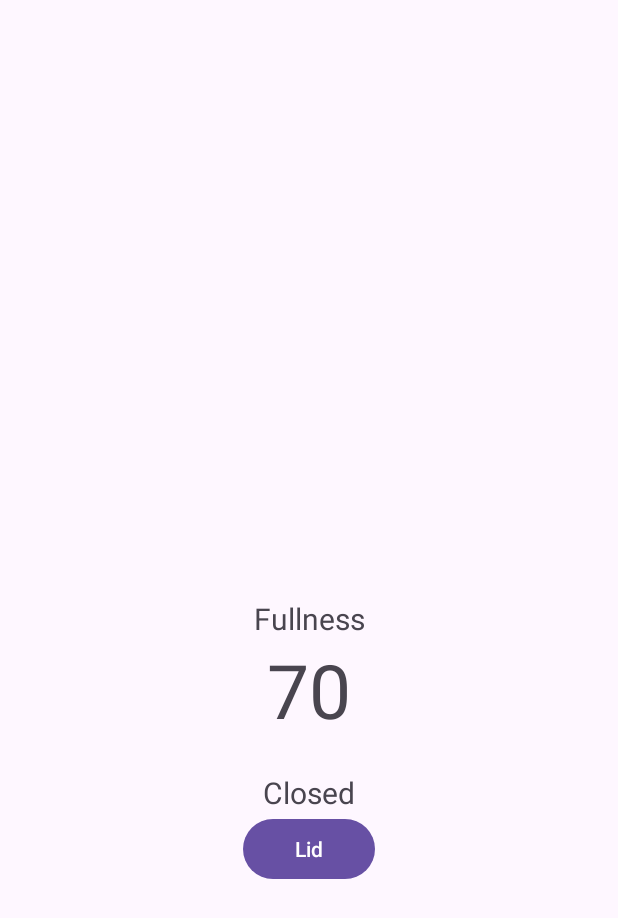
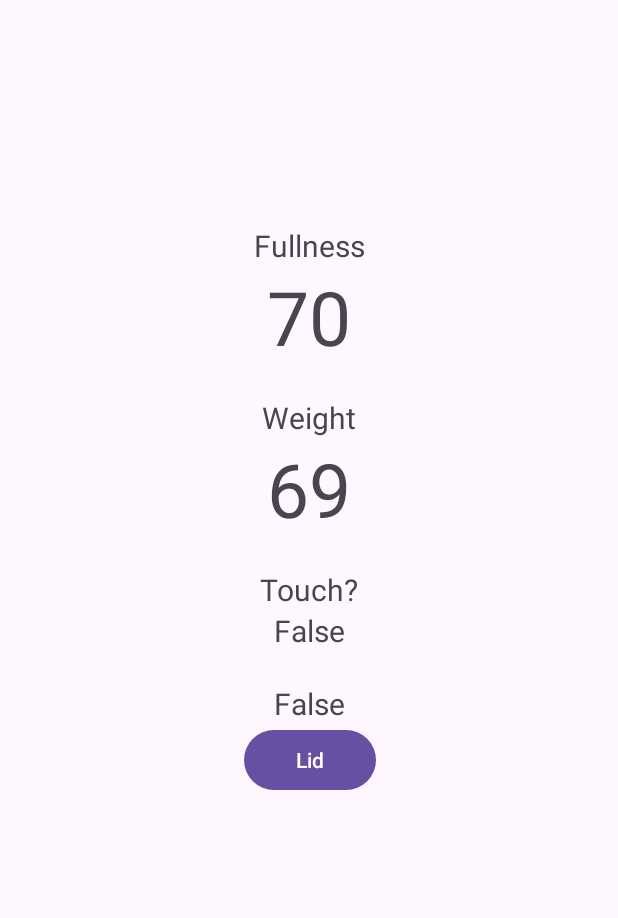
Before and after one commit to KaiserIrfan/iot-smart-waste-management-system, an Android app: the screen it shows after launch (MainActivity), on a phone screen of 412 x 824 dp. Shown: the top 918 px of the screen. Run offline under Robolectric (Android 15) with nearby library versions, the phone set to English and light mode, and no system bars; our stand-ins replace Firebase (no records; nobody signed in at launch, a user with empty details on screens opened directly).

Commit message:
Update Firebase access and display

```diff
--- a/Application/SmartBin/app/src/main/AndroidManifest.xml
+++ b/Application/SmartBin/app/src/main/AndroidManifest.xml
@@ -1,6 +1,8 @@
 <?xml version="1.0" encoding="utf-8"?>
 <manifest xmlns:android="http://schemas.android.com/apk/res/android"
     xmlns:tools="http://schemas.android.com/tools">
+
+    <uses-permission android:name="android.permission.INTERNET" />
 
     <application
         android:allowBackup="true"
--- a/Application/SmartBin/app/src/main/java/com/example/smartbin/MainActivity.java
+++ b/Application/SmartBin/app/src/main/java/com/example/smartbin/MainActivity.java
@@ -21,9 +21,9 @@ import com.google.firebase.database.FirebaseDatabase;
 import com.google.firebase.database.ValueEventListener;
 
 public class MainActivity extends AppCompatActivity {
-    private TextView fullness, lid_status;
+    private TextView fullness, lid_status, touch, weight;
     private Button lidButton;
-    private boolean lidStatus;
+    private Boolean lidStatus;
 
     @Override
     protected void onCreate(Bundle savedInstanceState) {
@@ -34,6 +34,8 @@ public class MainActivity extends AppCompatActivity {
         FirebaseDatabase database = FirebaseDatabase.getInstance();
         DatabaseReference dbref;
         fullness = findViewById(R.id.Fullness);
+        weight = findViewById(R.id.Weight);
+        touch = findViewById(R.id.Touch);
         lid_status = findViewById(R.id.lid_status);
         lidButton = findViewById(R.id.lid_status_button);
 
@@ -44,7 +46,7 @@ public class MainActivity extends AppCompatActivity {
         });
 
         dbref = database.getReference("Readings");
-        dbref.child("Fullness").addValueEventListener(new ValueEventListener() {
+        dbref.child("fullness").addValueEventListener(new ValueEventListener() {
             @Override
             public void onDataChange(@NonNull DataSnapshot snapshot) {
                 Object value = snapshot.getValue();
@@ -57,13 +59,49 @@ public class MainActivity extends AppCompatActivity {
                 Log.w("Failed to read value.", error.toException());
             }
         });
-        dbref = database.getReference("open_lid");
-        DatabaseReference finalDbref = dbref;
-        finalDbref.addValueEventListener(new ValueEventListener() {
+        dbref.child("weight").addValueEventListener(new ValueEventListener() {
             @Override
             public void onDataChange(@NonNull DataSnapshot snapshot) {
-                lidStatus = Boolean.TRUE.equals(snapshot.getValue(Boolean.class));
-                lid_status.setText(lidStatus ? "Open" : "Closed");
+                Object value = snapshot.getValue();
+                if (value != null){
+                    weight.setText(value.toString());
+                }
+            }
+
+            @Override
+            public void onCancelled(@NonNull DatabaseError error) {
+                Log.w("Failed to read value.", error.toException());
+            }
+        });
+        dbref.child("touch").addValueEventListener(new ValueEventListener() {
+            @Override
+            public void onDataChange(@NonNull DataSnapshot snapshot) {
+                Integer intValue = snapshot.getValue(Integer.class);
+
+                if (intValue != null && intValue == 1) {
+                    touch.setText("True");
+                }else{
+                    touch.setText("False");
+                }
+            }
+
+            @Override
+            public void onCancelled(@NonNull DatabaseError error) {
+                Log.w("Failed to read value.", error.toException());
+            }
+        });
+        dbref.child("lid_open").addValueEventListener(new ValueEventListener() {
+            @Override
+            public void onDataChange(@NonNull DataSnapshot snapshot) {
+                Integer intValue = snapshot.getValue(Integer.class);
+
+                if (intValue != null && intValue == 1) {
+                    lid_status.setText("True");
+                    lidStatus = true;
+                }else{
+                    lid_status.setText("False");
+                    lidStatus = false;
+                }
             }
             @Override
             public void onCancelled(@NonNull DatabaseError error) {
@@ -74,9 +112,9 @@ public class MainActivity extends AppCompatActivity {
             @Override
             public void onClick(View v) {
                 if (lidStatus) {
-                    finalDbref.setValue(false);
+                    dbref.child("lid_open").setValue(0);
                 } else {
-                    finalDbref.setValue(true);
+                    dbref.child("lid_open").setValue(1);
                 }
             }
         });
--- a/Application/SmartBin/app/src/main/res/layout/activity_main.xml
+++ b/Application/SmartBin/app/src/main/res/layout/activity_main.xml
@@ -13,10 +13,10 @@
         android:layout_height="wrap_content"
         android:text="Fullness"
         android:textSize="20dp"
-        app:layout_constraintBottom_toBottomOf="parent"
         app:layout_constraintEnd_toEndOf="parent"
         app:layout_constraintStart_toStartOf="parent"
-        app:layout_constraintTop_toTopOf="parent" />
+        app:layout_constraintTop_toTopOf="parent"
+        android:layout_marginTop="150dp"/>
 
     <TextView
         android:id="@+id/Fullness"
@@ -29,6 +29,48 @@
         app:layout_constraintTop_toBottomOf="@+id/FullnessTxt" />
 
     <TextView
+        android:id="@+id/WeightTxt"
+        android:layout_width="wrap_content"
+        android:layout_height="wrap_content"
+        android:text="Weight"
+        android:textSize="20dp"
+        app:layout_constraintEnd_toEndOf="parent"
+        app:layout_constraintStart_toStartOf="parent"
+        app:layout_constraintTop_toBottomOf="@+id/Fullness"
+        android:layout_marginTop="20dp"/>
+
+    <TextView
+        android:id="@+id/Weight"
+        android:layout_width="wrap_content"
+        android:layout_height="wrap_content"
+        android:text="69"
+        android:textSize="50dp"
+        app:layout_constraintEnd_toEndOf="parent"
+        app:layout_constraintStart_toStartOf="parent"
+        app:layout_constraintTop_toBottomOf="@+id/WeightTxt" />
+
+    <TextView
+        android:id="@+id/TouchTxt"
+        android:layout_width="wrap_content"
+        android:layout_height="wrap_content"
+        android:text="Touch?"
+        android:textSize="20dp"
+        app:layout_constraintEnd_toEndOf="parent"
+        app:layout_constraintStart_toStartOf="parent"
+        app:layout_constraintTop_toBottomOf="@+id/Weight"
+        android:layout_marginTop="20dp"/>
+
+    <TextView
+        android:id="@+id/Touch"
+        android:layout_width="wrap_content"
+        android:layout_height="wrap_content"
+        android:text="True"
+        android:textSize="20dp"
+        app:layout_constraintEnd_toEndOf="parent"
+        app:layout_constraintStart_toStartOf="parent"
+        app:layout_constraintTop_toBottomOf="@+id/TouchTxt" />
+
+    <TextView
         android:id="@+id/lid_status"
         android:layout_width="wrap_content"
         android:layout_height="wrap_content"
@@ -37,7 +79,7 @@
         android:textSize="20dp"
         app:layout_constraintEnd_toEndOf="parent"
         app:layout_constraintStart_toStartOf="parent"
-        app:layout_constraintTop_toBottomOf="@+id/Fullness" />
+        app:layout_constraintTop_toBottomOf="@+id/Touch" />
 
     <Button
         android:id="@+id/lid_status_button"
```
Also changed, not shown: 1 other file.
